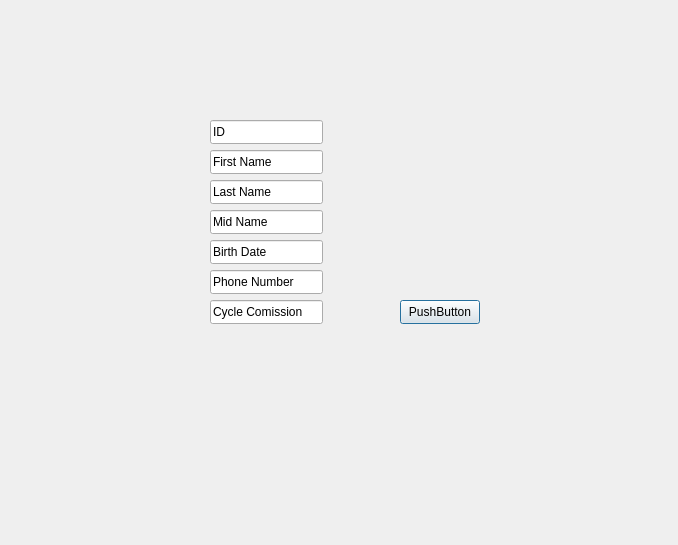
The window that MDI/TeacherDialog.ui (Comelcizzz/OOP_practice) describes before a commit, drawn with Qt 5.
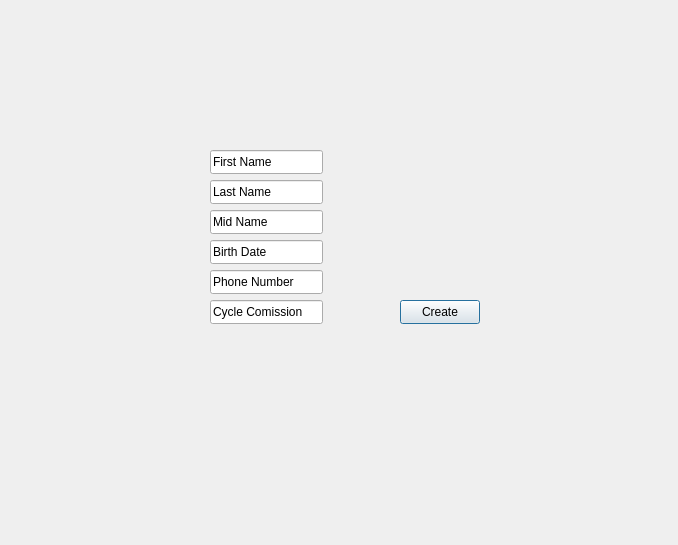
The same window after the commit.

```diff
--- a/MDI/TeacherDialog.ui
+++ b/MDI/TeacherDialog.ui
@@ -13,19 +13,6 @@
   <property name="windowTitle">
    <string>Dialog</string>
   </property>
-  <widget class="QLineEdit" name="idLineEdit">
-   <property name="geometry">
-    <rect>
-     <x>210</x>
-     <y>120</y>
-     <width>113</width>
-     <height>24</height>
-    </rect>
-   </property>
-   <property name="text">
-    <string>ID</string>
-   </property>
-  </widget>
   <widget class="QLineEdit" name="lastNameLineEdit">
    <property name="geometry">
     <rect>
@@ -114,7 +101,7 @@
     </rect>
    </property>
    <property name="text">
-    <string>PushButton</string>
+    <string>Create</string>
    </property>
   </widget>
  </widget>
```
